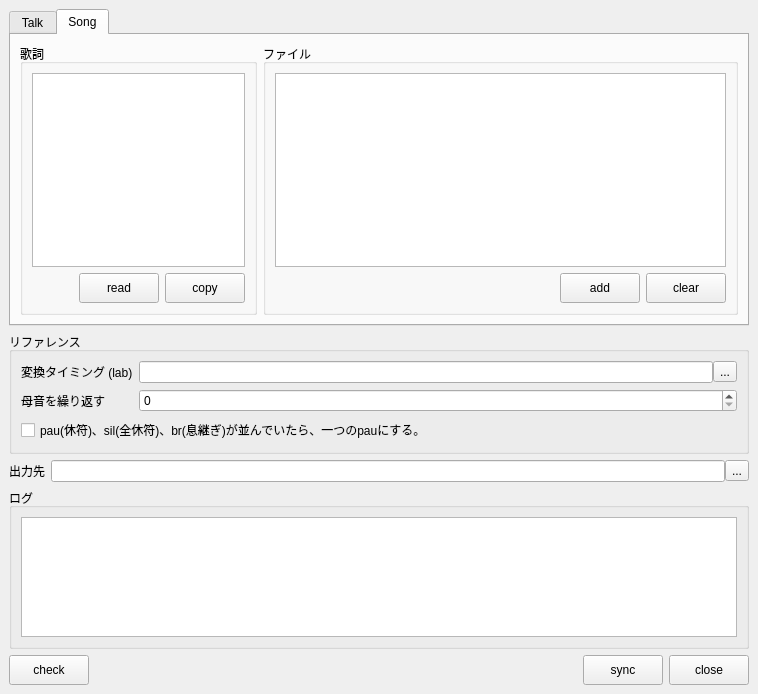
Old version of the form library/python/rs/tool/voice_sync/voice_sync.ui in the repository nakano000/Resolve_Script.
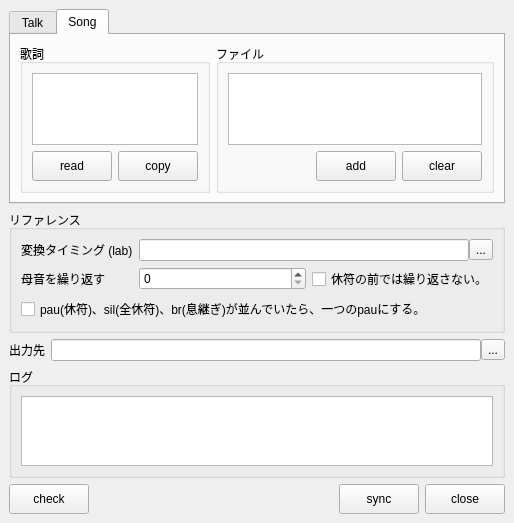
New version of the form. Custom widgets are drawn as their Qt base class.

Commit message: オプション追加

Patch:
```diff
--- a/library/python/rs/tool/voice_sync/voice_sync.ui
+++ b/library/python/rs/tool/voice_sync/voice_sync.ui
@@ -6,8 +6,8 @@
    <rect>
     <x>0</x>
     <y>0</y>
-    <width>758</width>
-    <height>694</height>
+    <width>514</width>
+    <height>492</height>
    </rect>
   </property>
   <property name="windowTitle">
@@ -248,7 +248,25 @@
           </widget>
          </item>
          <item row="1" column="1">
-          <widget class="QSpinBox" name="repeatSpinBox"/>
+          <layout class="QHBoxLayout" name="horizontalLayout_10">
+           <item>
+            <widget class="QSpinBox" name="repeatSpinBox">
+             <property name="minimumSize">
+              <size>
+               <width>80</width>
+               <height>0</height>
+              </size>
+             </property>
+            </widget>
+           </item>
+           <item>
+            <widget class="QCheckBox" name="excludeEndCheckBox">
+             <property name="text">
+              <string>休符の前では繰り返さない。</string>
+             </property>
+            </widget>
+           </item>
+          </layout>
          </item>
         </layout>
        </item>
```
The commit also changes 2 other files.
